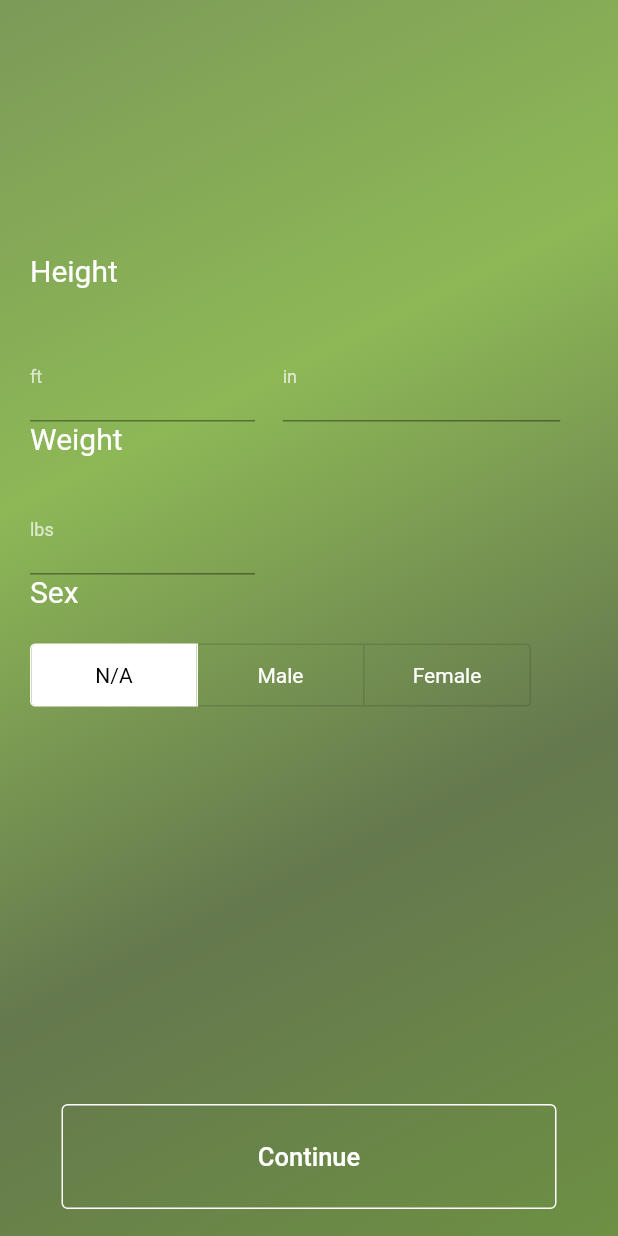
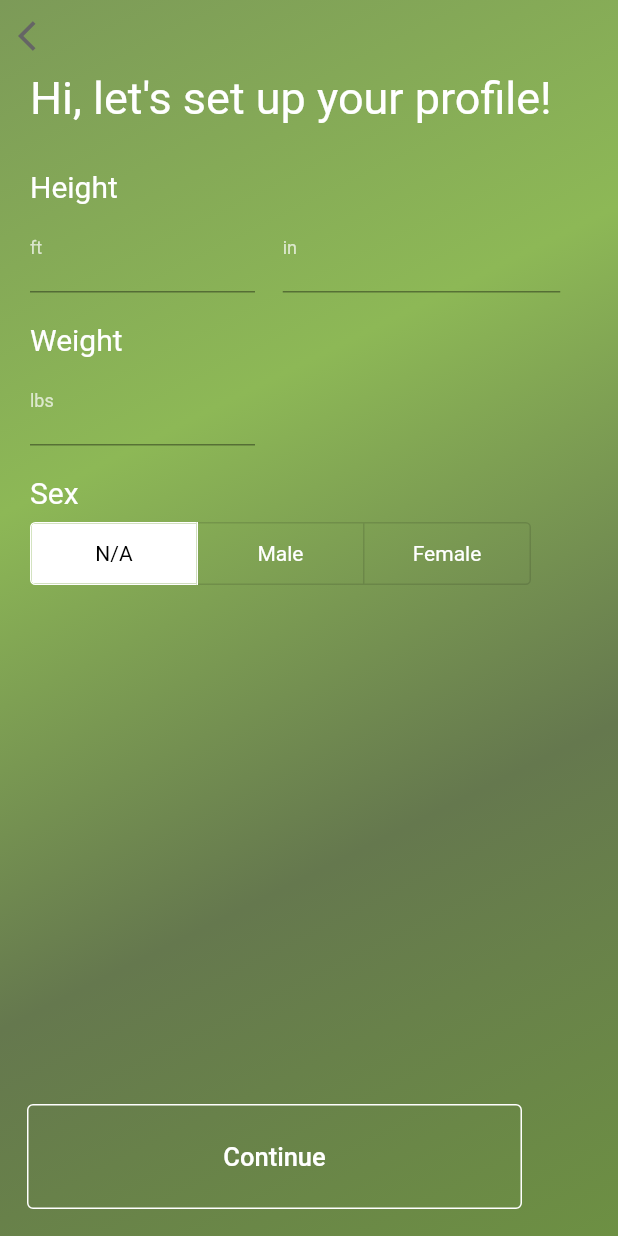
Before and after one commit to senior-design-2022-23/sr-design-w1-tracy, a Flutter app: the NavigationService widget shown alone on an empty page, opened directly, on a phone screen of 412 x 824 dp. Run offline on Flutter 3.47's test engine with Material 2 defaults, Android fonts, the phone set to English and light mode, and no system bars; our stand-ins replace flutter_local_notifications, flutter_native_timezone, google_sign_in, parse_server_sdk_flutter, timezone, webview_flutter; missing offline and left inert: model_viewer_plus.

Commit message:
Working profile page navigation

```diff
--- a/lib/main.dart
+++ b/lib/main.dart
@@ -16,11 +16,12 @@ void main() {
 
 class MyApp extends StatelessWidget {
   MyApp({Key? key}) : super(key: key);
-  final NavigationService pageNavigator = NavigationService(WelcomePage());
+  final NavigationService pageNavigator =
+      const NavigationService(WelcomePage());
   // This widget is the root of your application.
   @override
   Widget build(BuildContext context) {
-    return MaterialApp(home: pageNavigator // Initial page upon launch
+    return MaterialApp(home: WelcomePage() // Initial page upon launch
         );
   }
 }
--- a/lib/src/3-Tier Model/Application/NavigationService.dart
+++ b/lib/src/3-Tier Model/Application/NavigationService.dart
@@ -9,26 +9,64 @@ class NavigationService extends StatefulWidget {
   _NavigationServiceState createState() => _NavigationServiceState();
 }
 
+class NavigationController {
+  final Function() nextPage;
+  final Function() previousPage;
+  NavigationController(this.nextPage, this.previousPage);
+}
+
 class _NavigationServiceState extends State<NavigationService> {
-  late Widget _currentPage;
-  late List<Widget> _currentPageSet;
+  List<Widget> _pages = []; // Replace this with your list of pages
   int _currentPageIndex = 0;
+  late NavigationController controller;
   @override
   void initState() {
     super.initState();
-    _currentPage = widget.initialPage;
-  }
-
-  Widget get currentPage => _currentPage;
-
-  void pressContinue() {
-    setState(() {
-      _currentPage = _currentPageSet[_currentPageIndex++];
-    });
+    controller = NavigationController(_nextPage, _previousPage);
+    // TODO: Only create if hasn't been complete
+    _pages = _sortProfilingPages();
   }
 
   @override
   Widget build(BuildContext context) {
-    return PageSetBuilder.profilingPages()['Personal Information']!;
+    return Navigator(
+      pages: [
+        MaterialPage(
+          child: _pages[_currentPageIndex],
+          key: ValueKey(_currentPageIndex),
+        ),
+      ],
+      onPopPage: (route, result) {
+        if (!route.didPop(result)) {
+          return false;
+        }
+
+        setState(() {
+          _currentPageIndex--;
+        });
+
+        return true;
+      },
+    );
+  }
+
+  List<Widget> _sortProfilingPages() {
+    return PageSetBuilder.profilingPages(controller).values.toList();
+  }
+
+  void _nextPage() {
+    if (_currentPageIndex < _pages.length - 1) {
+      setState(() {
+        _currentPageIndex++;
+      });
+    }
+  }
+
+  void _previousPage() {
+    if (_currentPageIndex > 0) {
+      setState(() {
+        _currentPageIndex--;
+      });
+    }
   }
 }
--- a/lib/src/3-Tier Model/Application/PageSetBuilder.dart
+++ b/lib/src/3-Tier Model/Application/PageSetBuilder.dart
@@ -2,29 +2,27 @@ import 'package:flutter/material.dart';
 
 import '../Presentation/ProfilePages.dart';
 import '../Presentation/TemplatePage.dart';
+import 'NavigationService.dart';
 
 class PageSetBuilder {
   static final pageSet = <String, Widget>{};
 
-  static Map<String, Widget> profilingPages() {
-    PersonalInfoPage personalInfo = PersonalInfoPage();
+  static Map<String, Widget> profilingPages(
+      NavigationController navigationController) {
+    PersonalInfoPage personalInfo = PersonalInfoPage(navigationController);
     pageSet["Personal Information"] = personalInfo.getWidget();
-    // pageSet["Personal Information"].
-    // pageSet["Alcohol"] =
-    //     TemplatePage(body: body, title: "Alcohol", buttons: buttons);
-    // pageSet["Activity"] =
-    //     TemplatePage(body: body, title: "Activity", buttons: buttons);
-    // pageSet["Daily Log"] =
-    //     TemplatePage(body: body, title: "Daily Log", buttons: buttons);
-    // pageSet["Diet"] = TemplatePage(body: body, title: "Diet", buttons: buttons);
-    // pageSet["Medical"] =
-    //     TemplatePage(body: body, title: "Medical", buttons: buttons);
-    // pageSet["Migraine Attack"] =
-    //     TemplatePage(body: body, title: "Migraine Attack", buttons: buttons);
-    // pageSet["Personal Information"] = TemplatePage(
-    //     body: body, title: "Personal Information", buttons: buttons);
-    // pageSet["Sleep"] =
-    //     TemplatePage(body: body, title: "Sleep", buttons: buttons);
+    pageSet["Activity Transition"] = TransitionPageFactory.createTransitionPage(
+        "Let's get a better idea about your daily diet", navigationController);
+    ActivityPage activity = ActivityPage(navigationController);
+    pageSet["Activity"] = activity.getWidget();
+    DietPage diet = DietPage(navigationController);
+    pageSet["Diet"] = diet.getWidget();
+    MedicalPage medical = MedicalPage(navigationController);
+    pageSet["Medical"] = medical.getWidget();
+    SleepPage sleep = SleepPage(navigationController);
+    pageSet["Sleep"] = sleep.getWidget();
+    MigraineLocationPage location = MigraineLocationPage(navigationController);
+    pageSet["Migraine Attack"] = location;
     return pageSet;
   }
 
--- a/lib/src/3-Tier Model/Presentation/BodyWidgets.dart
+++ b/lib/src/3-Tier Model/Presentation/BodyWidgets.dart
@@ -28,6 +28,21 @@ class WidgetConstructor {
         ));
   }
 
+  static Widget createButton(Function() onPressed) {
+    return OutlinedButton(
+      onPressed: onPressed,
+      style: TextButton.styleFrom(
+        side: const BorderSide(
+            width: 1, color: Color.fromARGB(255, 255, 255, 255)),
+        minimumSize: const Size(330, 70),
+      ),
+      child: const Text(
+        "Continue",
+        style:
+            TextStyle(fontSize: 17, color: Color.fromARGB(255, 255, 255, 255)),
+      ),
+    );
+  }
 
   static BodyWidget createDoubleQuestion(
       String firstLabel, String secondLabel, String shorthand) {
@@ -107,7 +122,7 @@ class WidgetConstructor {
   }
 
   static BodyWidget createDropDown(List<String> options, String shorthand) {
-    String currentValue = "";
+    String currentValue = options.isNotEmpty ? options[0] : "";
     return BodyWidget(shorthand,
         StatefulBuilder(builder: (BuildContext context, StateSetter setState) {
       return DropdownButton(
@@ -131,16 +146,21 @@ class WidgetConstructor {
       List<String> options, String shorthand) {
     List<bool> isChecked = List.generate(options.length, (_) => false);
     List<int> selectionList = [];
-    return BodyWidget(shorthand,
-        StatefulBuilder(builder: (BuildContext context, StateSetter setState) {
-      return ListView.builder(
-        itemCount: 1,
-        itemBuilder: (context, index) {
-          return ExpansionTile(
+    return BodyWidget(
+        shorthand,
+        Transform.translate(
+            offset: const Offset(-15, 0),
+            child: StatefulBuilder(
+                builder: (BuildContext context, StateSetter setState) {
+              return SingleChildScrollView(
+                child: Column(
+                  children: [
+                    ExpansionTile(
                       title: Text(
                         questionText,
                         style: const TextStyle(
-                  fontSize: 20, color: Color.fromARGB(255, 255, 255, 255)),
+                            fontSize: 20,
+                            color: Color.fromARGB(255, 255, 255, 255)),
                       ),
                       children: List.generate(isChecked.length, (index) {
                         return CheckboxListTile(
@@ -148,18 +168,23 @@ class WidgetConstructor {
                           value: isChecked[index],
                           onChanged: (value) {
                             setState(() {
-                    if (selectionLimit <=
-                        isChecked.where((element) => element).length) {
+                              if (value == true &&
+                                  selectionLimit <=
+                                      isChecked
+                                          .where((element) => element)
+                                          .length) {
+                                return;
+                              }
                               isChecked[index] = value!;
-                    }
                             });
                           },
                         );
                       }),
+                    ),
+                  ],
+                ),
               );
-        },
-      );
-    }));
+            })));
   }
 
   static BodyWidget createIntCounter(int value, String shorthand) {
@@ -170,8 +195,9 @@ class WidgetConstructor {
         crossAxisAlignment: CrossAxisAlignment.center,
         children: <Widget>[
           Material(
-            color: Colors.transparent,
+            color: Colors.black38,
             child: IconButton(
+              iconSize: 70,
               icon: const Icon(Icons.arrow_back_ios),
               tooltip: '-1',
               onPressed: () {
@@ -185,15 +211,16 @@ class WidgetConstructor {
           ),
           Text('$value',
               style: const TextStyle(
-                color: Colors.black,
+                color: Colors.white,
                 fontWeight: FontWeight.bold,
-                fontSize: 17,
+                fontSize: 150,
               )),
           Material(
             color: Colors.transparent,
             child: IconButton(
+              iconSize: 70,
+              color: Colors.black38,
               icon: const Icon(Icons.arrow_forward_ios_outlined),
-              tooltip: '+1',
               onPressed: () {
                 setState(() {
                   if (value < 16) {
@@ -208,14 +235,14 @@ class WidgetConstructor {
     }));
   }
 
-  static Widget createBackButton(Function onPressed) {
+  static Widget createBackButton(Function() onPressed) {
     return Transform.translate(
       offset: const Offset(-20, 0),
       child: IconButton(
         color: const Color.fromARGB(255, 101, 101, 101),
         icon: const Icon(Icons.arrow_back_ios),
         tooltip: 'Back',
-        onPressed: () => onPressed(),
+        onPressed: onPressed,
       ),
     );
   }
@@ -229,18 +256,18 @@ class WidgetConstructor {
   static List<Widget> addSpacing(Map<Widget?, double> spacingBefore) {
     List<Widget> concatList = [];
     spacingBefore.forEach((widget, spacingDistance) {
+      if (spacingDistance > 0) {
+        concatList.add(SizedBox(height: spacingDistance));
+      }
       if (widget != null) {
         concatList.add(widget);
-      }
-      if (spacingDistance > 0) {
-        concatList.add(SizedBox(height: spacingDistance));
       }
     });
     return concatList;
   }
 
   static Widget addUXWrap(List<Widget> bodyWidgets,
-      {Function? backLogic, String? title}) {
+      {Function()? backLogic, String? title}) {
     List<Widget> widgets = [];
     backLogic != null ? widgets.add(createBackButton(backLogic)) : null;
     title != null ? widgets.add(createTitle(title)) : null;
@@ -250,12 +277,10 @@ class WidgetConstructor {
         left: 20,
         right: 20,
       ),
-      child: Center(
       child: SingleChildScrollView(
         child: Column(
           crossAxisAlignment: CrossAxisAlignment.start,
           children: widgets,
-          ),
         ),
       ),
     );
--- a/lib/src/3-Tier Model/Presentation/ProfilePages.dart
+++ b/lib/src/3-Tier Model/Presentation/ProfilePages.dart
@@ -5,22 +5,26 @@ import 'package:migraine_aid/src/3-Tier%20Model/Presentation/BodyWidgets.dart';
 import 'package:migraine_aid/src/3-Tier%20Model/Presentation/TemplatePage.dart';
 import 'package:migraine_aid/src/shared/continueButton.dart';
 
+import '../Application/Adapters/modelViewerAdapter.dart';
+import '../Application/NavigationService.dart';
+
 class _TransitionPage extends LogHandler {
   final String _pageText;
   late TemplatePage template;
   List<BodyWidget> bodyWidgets = [];
-  _TransitionPage(this._pageText) {
+  _TransitionPage(this._pageText, NavigationController controller) {
     Widget transitionText =
         WidgetConstructor.createText(_pageText, fontSize: 50);
     Map<Widget?, double> spacingConfig = {
       transitionText: 30,
     };
     List<Widget> spacedList = WidgetConstructor.addSpacing(spacingConfig);
-    Widget finalBody = WidgetConstructor.addUXWrap(spacedList);
+    Widget finalBody = WidgetConstructor.addUXWrap(spacedList,
+        backLogic: controller.previousPage);
     template = TemplatePage(
         body: finalBody,
         title: "Na",
-        buttons: [ContinueButton(callback: () {})]);
+        buttons: [WidgetConstructor.createButton(controller.nextPage)]);
   }
 
   TemplatePage getWidget() {
@@ -34,15 +38,16 @@ class _TransitionPage extends LogHandler {
 }
 
 class TransitionPageFactory {
-  static LogHandler createTransitionPage(String largeText) {
-    return _TransitionPage(largeText);
+  static Widget createTransitionPage(
+      String largeText, NavigationController navigationController) {
+    return _TransitionPage(largeText, navigationController).getWidget();
   }
 }
 
 class PersonalInfoPage extends LogHandler {
   late TemplatePage template;
   List<BodyWidget> bodyWidgets = [];
-  PersonalInfoPage() {
+  PersonalInfoPage(NavigationController controller) {
     Widget heightText = WidgetConstructor.createText("Height");
     BodyWidget heightFields =
         WidgetConstructor.createDoubleQuestion("ft", "in", "height");
@@ -61,11 +66,13 @@ class PersonalInfoPage extends LogHandler {
       sexOptions: 5
     };
     List<Widget> spacedList = WidgetConstructor.addSpacing(spacingConfig);
-    Widget finalBody = WidgetConstructor.addUXWrap(spacedList);
+    Widget finalBody = WidgetConstructor.addUXWrap(spacedList,
+        backLogic: controller.previousPage,
+        title: "Hi, let's set up your profile!");
     template = TemplatePage(
         body: finalBody,
         title: "Na",
-        buttons: [ContinueButton(callback: () {})]);
+        buttons: [WidgetConstructor.createButton(controller.nextPage)]);
   }
 
   TemplatePage getWidget() {
@@ -85,7 +92,7 @@ class PersonalInfoPage extends LogHandler {
 class ActivityPage extends LogHandler {
   late TemplatePage template;
   List<BodyWidget> bodyWidgets = [];
-  ActivityPage() {
+  ActivityPage(NavigationController controller) {
     Widget exerciseText =
         WidgetConstructor.createText("How often do you exercise?");
     BodyWidget exerciseFields = WidgetConstructor.createDropDown([
@@ -115,11 +122,12 @@ class ActivityPage extends LogHandler {
       waterFields: 0,
     };
     List<Widget> spacedList = WidgetConstructor.addSpacing(spacingConfig);
-    Widget finalBody = WidgetConstructor.addUXWrap(spacedList);
+    Widget finalBody = WidgetConstructor.addUXWrap(spacedList,
+        backLogic: controller.previousPage, title: "Activity Questions");
     template = TemplatePage(
         body: finalBody,
         title: "Na",
-        buttons: [ContinueButton(callback: () {})]);
+        buttons: [WidgetConstructor.createButton(controller.nextPage)]);
   }
 
   TemplatePage getWidget() {
@@ -139,7 +147,7 @@ class ActivityPage extends LogHandler {
 class DietPage extends LogHandler {
   late TemplatePage template;
   List<BodyWidget> bodyWidgets = [];
-  DietPage() {
+  DietPage(NavigationController controller) {
     Widget frequencyText =
         WidgetConstructor.createText("How often do you eat?");
     BodyWidget frequencyDropdown = WidgetConstructor.createDropDown(
@@ -210,11 +218,12 @@ class DietPage extends LogHandler {
       miscChecklist: 30,
     };
     List<Widget> spacedList = WidgetConstructor.addSpacing(spacingConfig);
-    Widget finalBody = WidgetConstructor.addUXWrap(spacedList);
+    Widget finalBody = WidgetConstructor.addUXWrap(spacedList,
+        backLogic: controller.previousPage, title: "Diet Questions");
     template = TemplatePage(
         body: finalBody,
         title: "Na",
-        buttons: [ContinueButton(callback: () {})]);
+        buttons: [WidgetConstructor.createButton(controller.nextPage)]);
   }
 
   TemplatePage getWidget() {
@@ -234,7 +243,7 @@ class DietPage extends LogHandler {
 class SleepPage extends LogHandler {
   late TemplatePage template;
   List<BodyWidget> bodyWidgets = [];
-  SleepPage() {
+  SleepPage(NavigationController controller) {
     Widget sleepText =
         WidgetConstructor.createText("How much sleep do you get on averge?");
     BodyWidget sleepCounter = WidgetConstructor.createIntCounter(7, '');
@@ -244,11 +253,12 @@ class SleepPage extends LogHandler {
       sleepCounter: 0,
     };
     List<Widget> spacedList = WidgetConstructor.addSpacing(spacingConfig);
-    Widget finalBody = WidgetConstructor.addUXWrap(spacedList);
+    Widget finalBody = WidgetConstructor.addUXWrap(spacedList,
+        backLogic: controller.previousPage, title: "Sleep Questions");
     template = TemplatePage(
         body: finalBody,
         title: "Na",
-        buttons: [ContinueButton(callback: () {})]);
+        buttons: [WidgetConstructor.createButton(controller.nextPage)]);
   }
 
   TemplatePage getWidget() {
@@ -310,10 +320,96 @@ class MigraineInfoPage extends LogHandler {
   }
 }
 
+class HeadIndexManager {
+  int headIndex = 0;
+  final ModelViewerProxy proxy;
+
+  HeadIndexManager._privateConstructor(this.proxy);
+
+  static late HeadIndexManager? _instance;
+
+  static HeadIndexManager getInstance(ModelViewerProxy proxy) {
+    return _instance ??= HeadIndexManager._privateConstructor(proxy);
+  }
+}
+
+class MigraineLocationPage extends StatelessWidget with LogHandler {
+  final List<BodyWidget> bodyWidgets = [];
+  final NavigationController controller;
+  MigraineLocationPage(this.controller, {Key? key}) : super(key: key);
+
+  @override
+  Widget build(BuildContext context) {
+    HeadIndexManager manager = HeadIndexManager.getInstance(ModelViewerProxy());
+    var proxy = manager.proxy;
+    return StatefulBuilder(
+        builder: (BuildContext context, StateSetter setState) {
+      return Scaffold(
+        floatingActionButton: Stack(
+          children: <Widget>[
+            Align(
+              alignment: const Alignment(-.50, -.20),
+              child: FloatingActionButton(
+                onPressed: () {
+                  setState(() {
+                    manager.headIndex -= 1;
+                    proxy.loadModel(manager.headIndex);
+                  });
+                },
+                child: const Icon(Icons.navigate_before),
+              ),
+            ),
+            Align(
+              alignment: const Alignment(.50, -.20),
+              child: FloatingActionButton(
+                onPressed: () {
+                  setState(() {
+                    manager.headIndex += 1;
+                    proxy.loadModel(manager.headIndex);
+                  });
+                },
+                child: const Icon(Icons.navigate_next),
+              ),
+            ),
+            Align(
+                alignment: const Alignment(0, -.50),
+                child: WidgetConstructor.createButton(controller.nextPage)),
+          ],
+        ),
+        body: proxy.init(),
+      );
+    });
+  }
+
+  Widget getWidget(NavigationController controller) {
+    return MigraineLocationPage(controller);
+  }
+
+  @override
+  void storeUserInfo() async {
+    Map<String, String> modelToAttackType = {'human_head.glb': 'N/A'};
+    // Access the headIndex from HeadIndexManager
+    HeadIndexManager? manager = HeadIndexManager._instance;
+    if (manager != null) {
+      int headIndex = manager.headIndex;
+      print('Head index: $headIndex');
+      String currentModelSelected = manager.proxy.getModelName(headIndex);
+      Map<String, dynamic> qrMap = {
+        "MigraineAttackType": modelToAttackType[currentModelSelected]
+      };
+      var questionMap = qrMap;
+      // Change questions to shorthand Back4App columnName
+      questionMap.forEach((question, response) {
+        ParseServer.store("UserInfo", question, response);
+      });
+    }
+  }
+}
+
 class MedicalPage extends LogHandler {
   late TemplatePage template;
   List<BodyWidget> bodyWidgets = [];
-  MedicalPage() {
+  MedicalPage(NavigationController controller) {
     Widget medicationText = WidgetConstructor.createText(
         "Enter any medication you take daily or on a need-to basis. Optional dosage and frequency fields available after selecting medicine");
     BodyWidget sleepCounter = WidgetConstructor.createIntCounter(7, '');
@@ -323,11 +419,12 @@ class MedicalPage extends LogHandler {
       sleepCounter: 0,
     };
     List<Widget> spacedList = WidgetConstructor.addSpacing(spacingConfig);
-    Widget finalBody = WidgetConstructor.addUXWrap(spacedList);
+    Widget finalBody = WidgetConstructor.addUXWrap(spacedList,
+        backLogic: controller.previousPage);
     template = TemplatePage(
         body: finalBody,
         title: "Na",
-        buttons: [ContinueButton(callback: () {})]);
+        buttons: [WidgetConstructor.createButton(controller.nextPage)]);
   }
 
   TemplatePage getWidget() {
--- a/lib/src/3-Tier Model/Presentation/TemplatePage.dart
+++ b/lib/src/3-Tier Model/Presentation/TemplatePage.dart
@@ -36,7 +36,7 @@ class TemplatePageState extends State<TemplatePage> {
             Container(
               padding: EdgeInsets.all(18),
               child: Row(
-                mainAxisAlignment: MainAxisAlignment.spaceEvenly,
+                mainAxisAlignment: MainAxisAlignment.start,
                 children: widget.buttons,
               ),
             ),
```
Also changed, not shown: lib/src/3-Tier Model/Application/Adapters/modelViewerAdapter.dart (renamed from lib/src/shared/modelViewerAdapter.dart, +7 -2 lines), lib/src/3-Tier Model/Application/LogHandler.dart (+4 -4 lines), lib/src/shared/migraineLocatorPage.dart (+49 -49 lines). Lines whose indentation alone changed are shown as unchanged.
